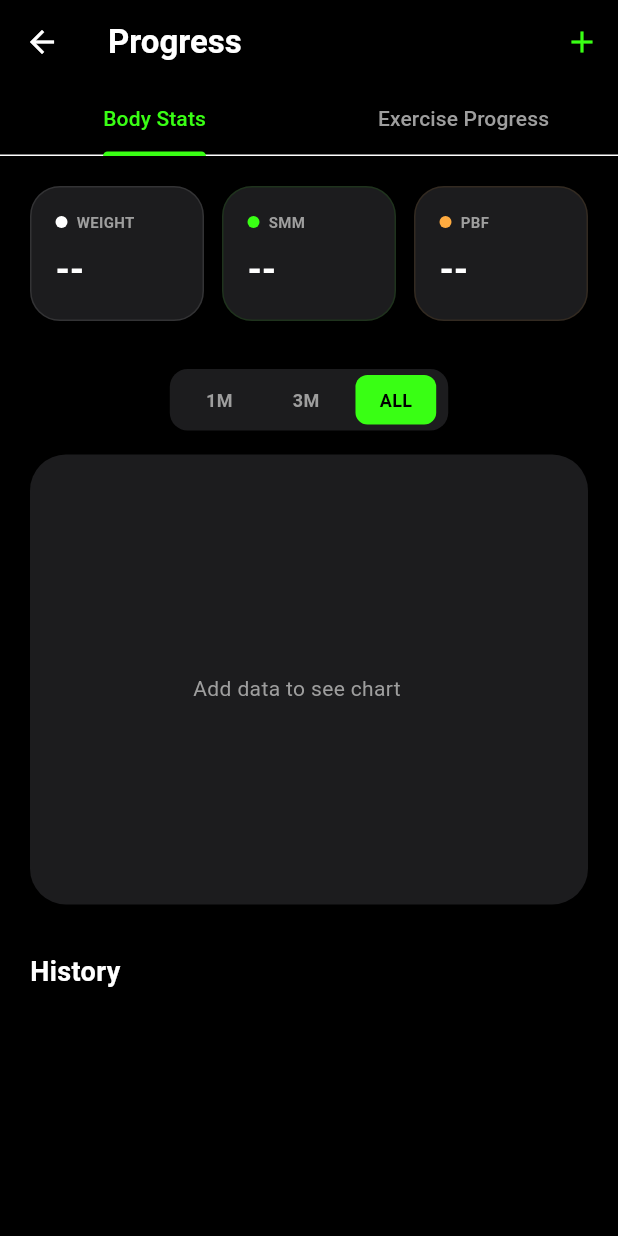
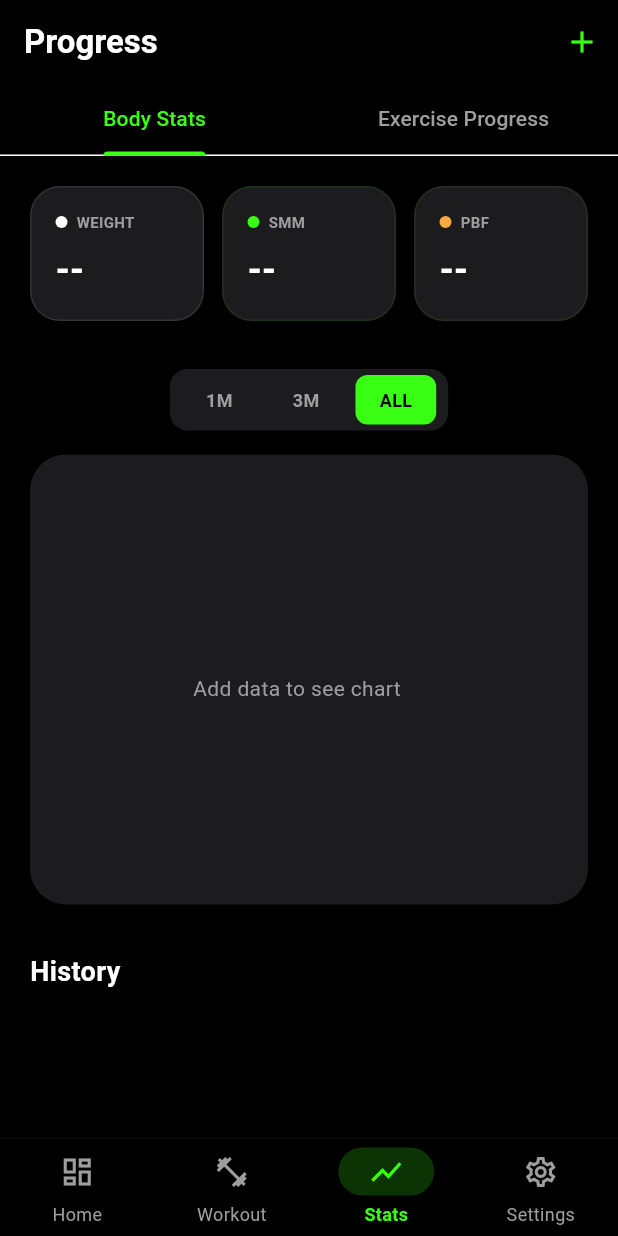
Before and after one commit to monaser25/GymBrain, a Flutter app: the screen it shows after launch, scrolled down 95 dp, after a tap on "Current Weight", on a phone screen of 412 x 824 dp. Run offline on Flutter 3.47's test engine with Material 3 defaults, Android fonts, the phone set to English and light mode, and no system bars; our stand-ins replace fl_chart, hive, hive_flutter; accounts and stored records are empty.

Commit message:
Navigation Fixes (See All & Stats Back)

```diff
--- a/lib/screens/home_screen.dart
+++ b/lib/screens/home_screen.dart
@@ -22,8 +22,10 @@ class HomeScreen extends StatefulWidget {
 class _HomeScreenState extends State<HomeScreen> {
   int _currentIndex = 0;
 
-  final List<Widget> _pages = [
-    const _DashboardView(),
+  late final List<Widget> _pages = [
+    _DashboardView(
+      onSwitchTab: (index) => setState(() => _currentIndex = index),
+    ),
     const RoutinesScreen(),
     const ProgressScreen(),
     const SettingsScreen(),
@@ -97,7 +99,8 @@ class _HomeScreenState extends State<HomeScreen> {
 }
 
 class _DashboardView extends StatelessWidget {
-  const _DashboardView();
+  final Function(int) onSwitchTab;
+  const _DashboardView({required this.onSwitchTab});
 
   @override
   Widget build(BuildContext context) {
@@ -189,12 +192,7 @@ class _DashboardView extends StatelessWidget {
                       Expanded(
                         child: GestureDetector(
                           onTap: () {
-                            Navigator.push(
-                              context,
-                              MaterialPageRoute(
-                                builder: (_) => const ProgressScreen(),
-                              ),
-                            );
+                            onSwitchTab(2); // Switch to Stats (Index 2)
                           },
                           child: _SummaryCard(
                             title: 'Current Weight',
@@ -283,15 +281,7 @@ class _DashboardView extends StatelessWidget {
                       ),
                       TextButton(
                         onPressed: () {
-                          // Navigate to Workout Tab via local state logic or just direct push
-                          // Since the user wants to see routines, let's just push RoutinesScreen
-                          // or ideally switch tabs. But pushing is easier for now.
-                          Navigator.push(
-                            context,
-                            MaterialPageRoute(
-                              builder: (_) => const RoutinesScreen(),
-                            ),
-                          );
+                          onSwitchTab(1); // Switch to Workout (Index 1)
                         },
                         child: const Text(
                           "See All",
--- a/lib/screens/progress_screen.dart
+++ b/lib/screens/progress_screen.dart
@@ -68,12 +68,8 @@ class _ProgressScreenState extends State<ProgressScreen>
           "Progress",
           style: TextStyle(color: Colors.white, fontWeight: FontWeight.bold),
         ),
+        automaticallyImplyLeading: false,
         backgroundColor: Colors.transparent,
-        elevation: 0,
-        leading: IconButton(
-          icon: const Icon(Icons.arrow_back, color: Colors.white),
-          onPressed: () => Navigator.pop(context),
-        ),
         actions: [
           if (_tabController.index == 0)
             IconButton(
```
